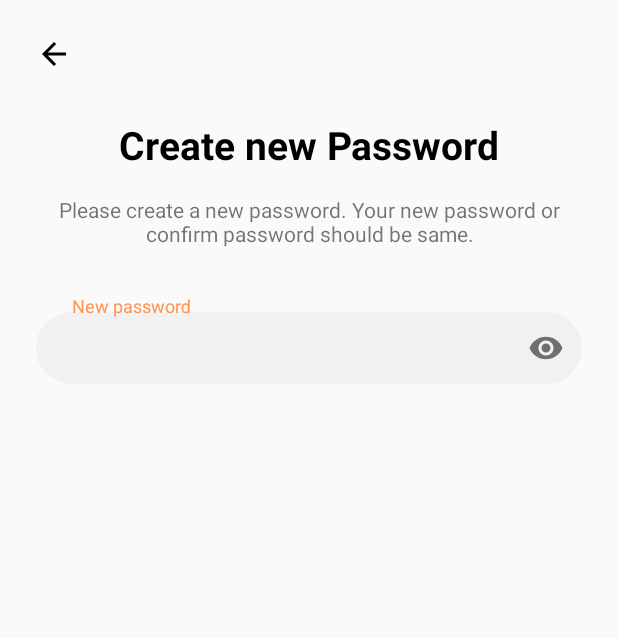
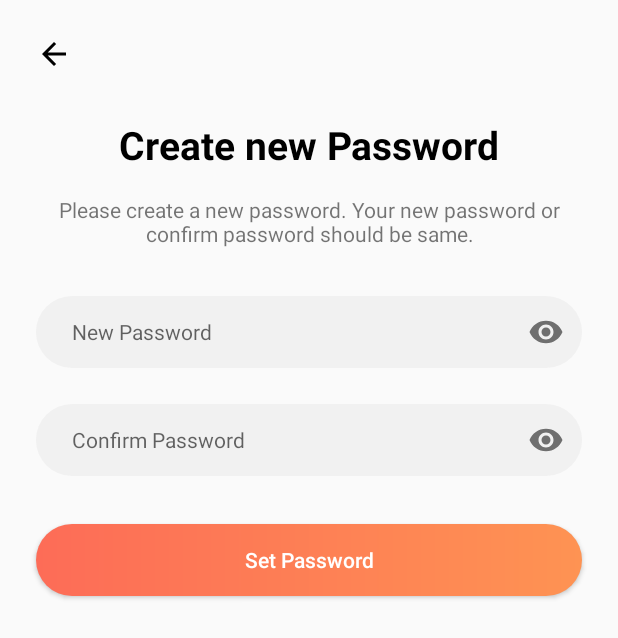
Before and after one commit to sandeepmalik614/PearlSalon, an Android app: the ResetPasswordActivity screen opened directly, with no data from a screen before it, on a phone screen of 412 x 824 dp. Shown: the top 638 px of the screen. Run offline under Robolectric (Android 15) with nearby library versions, the phone set to English and light mode, and no system bars.

Commit message:
forgot password complete

```diff
--- a/app/src/main/java/com/pearl/salon/activity/ResetPasswordActivity.java
+++ b/app/src/main/java/com/pearl/salon/activity/ResetPasswordActivity.java
@@ -2,17 +2,47 @@ package com.pearl.salon.activity;
 
 import androidx.appcompat.app.AppCompatActivity;
 
+import android.content.Intent;
 import android.os.Bundle;
+import android.view.View;
+import android.widget.EditText;
 
 import com.pearl.salon.R;
 import com.pearl.salon.utils.AppUtils;
 
 public class ResetPasswordActivity extends AppCompatActivity {
 
+    private EditText edt_new_pass, edt_con_pass;
+
     @Override
     protected void onCreate(Bundle savedInstanceState) {
         super.onCreate(savedInstanceState);
         setContentView(R.layout.activity_reset_password);
         AppUtils.setBarTransparent(this);
+
+        edt_new_pass = findViewById(R.id.edt_reset_new_password);
+        edt_con_pass = findViewById(R.id.edt_reset_con_password);
+    }
+
+    public void resetPasswordBack(View view) {
+        finish();
+    }
+
+    public void resetPassword(View view) {
+        if(edt_new_pass.getText().toString().isEmpty()){
+            AppUtils.showTopToast(this, "Please enter new password");
+        }else if(edt_con_pass.getText().toString().isEmpty()){
+            AppUtils.showTopToast(this, "Please enter confirm password");
+        }else if(!edt_new_pass.getText().toString().equals(edt_con_pass.getText().toString())){
+            AppUtils.showTopToast(this, "New password and Confirm password should be same");
+        }else{
+            AppUtils.showBottomToast(this, "Password changed successfully");
+            Intent intent = new Intent(this, SocialLoginActivity.class);
+            intent.addFlags(Intent.FLAG_ACTIVITY_CLEAR_TOP|
+                    Intent.FLAG_ACTIVITY_CLEAR_TASK |
+                    Intent.FLAG_ACTIVITY_NEW_TASK);
+            startActivity(intent);
+            finish();
+        }
     }
 }
--- a/app/src/main/res/layout/activity_reset_password.xml
+++ b/app/src/main/res/layout/activity_reset_password.xml
@@ -14,6 +14,7 @@
         android:layout_marginTop="24dp"
         android:layout_marginEnd="8dp"
         android:layout_marginBottom="8dp"
+        android:onClick="resetPasswordBack"
         app:layout_constraintBottom_toBottomOf="parent"
         app:layout_constraintEnd_toEndOf="parent"
         app:layout_constraintHorizontal_bias="0.0"
@@ -27,8 +28,8 @@
         android:layout_width="wrap_content"
         android:layout_height="wrap_content"
         android:text="Create new Password"
+        android:textColor="@android:color/black"
         android:textSize="26sp"
-        android:textColor="@android:color/black"
         android:textStyle="bold"
         app:layout_constraintBottom_toBottomOf="parent"
         app:layout_constraintEnd_toEndOf="parent"
@@ -53,32 +54,79 @@
         app:layout_constraintVertical_bias="0.0" />
 
     <com.google.android.material.textfield.TextInputLayout
+        android:id="@+id/textInputLayout"
         android:layout_width="0dp"
         android:layout_height="wrap_content"
         android:layout_marginStart="24dp"
         android:layout_marginTop="32dp"
         android:layout_marginEnd="24dp"
         android:layout_marginBottom="8dp"
+        app:hintEnabled="false"
         app:layout_constraintBottom_toBottomOf="parent"
         app:layout_constraintEnd_toEndOf="parent"
         app:layout_constraintStart_toStartOf="parent"
         app:layout_constraintTop_toBottomOf="@+id/textView13"
         app:layout_constraintVertical_bias="0.0"
-        app:passwordToggleEnabled="true"
-        app:hintAnimationEnabled="false">
+        app:passwordToggleEnabled="true">
 
-        <com.google.android.material.textfield.TextInputEditText
+        <EditText
+            android:id="@+id/edt_reset_new_password"
             android:layout_width="match_parent"
             android:layout_height="wrap_content"
-            android:hint="New password"
-            android:textSize="14sp"
+            android:background="@drawable/edittext_capsule"
+            android:hint="New Password"
+            android:inputType="textPassword"
+            android:paddingLeft="24dp"
             android:paddingTop="8dp"
+            android:paddingRight="16dp"
             android:paddingBottom="8dp"
-            android:paddingLeft="24dp"
-            android:paddingRight="16dp"
-            android:inputType="textPassword"
-            android:background="@drawable/edittext_capsule"/>
+            android:textSize="14sp" />
     </com.google.android.material.textfield.TextInputLayout>
 
+    <com.google.android.material.textfield.TextInputLayout
+        android:id="@+id/textInputLayout2"
+        android:layout_width="0dp"
+        android:layout_height="wrap_content"
+        android:layout_marginTop="24dp"
+        android:layout_marginBottom="8dp"
+        app:hintEnabled="false"
+        app:layout_constraintBottom_toBottomOf="parent"
+        app:layout_constraintEnd_toEndOf="@+id/textInputLayout"
+        app:layout_constraintStart_toStartOf="@+id/textInputLayout"
+        app:layout_constraintTop_toBottomOf="@+id/textInputLayout"
+        app:layout_constraintVertical_bias="0.0"
+        app:passwordToggleEnabled="true">
+
+        <EditText
+            android:id="@+id/edt_reset_con_password"
+            android:layout_width="match_parent"
+            android:layout_height="wrap_content"
+            android:background="@drawable/edittext_capsule"
+            android:hint="Confirm Password"
+            android:inputType="textPassword"
+            android:paddingLeft="24dp"
+            android:paddingTop="8dp"
+            android:paddingRight="16dp"
+            android:paddingBottom="8dp"
+            android:textSize="14sp" />
+
+    </com.google.android.material.textfield.TextInputLayout>
+
+    <Button
+        android:id="@+id/button7"
+        android:layout_width="0dp"
+        android:layout_height="wrap_content"
+        android:layout_marginTop="32dp"
+        android:layout_marginBottom="8dp"
+        android:background="@drawable/btn_background"
+        android:text="Set Password"
+        android:onClick="resetPassword"
+        android:textAllCaps="false"
+        android:textColor="@android:color/white"
+        app:layout_constraintBottom_toBottomOf="parent"
+        app:layout_constraintEnd_toEndOf="@+id/textInputLayout2"
+        app:layout_constraintStart_toStartOf="@+id/textInputLayout2"
+        app:layout_constraintTop_toBottomOf="@+id/textInputLayout2"
+        app:layout_constraintVertical_bias="0.0" />
 
 </androidx.constraintlayout.widget.ConstraintLayout>
```
